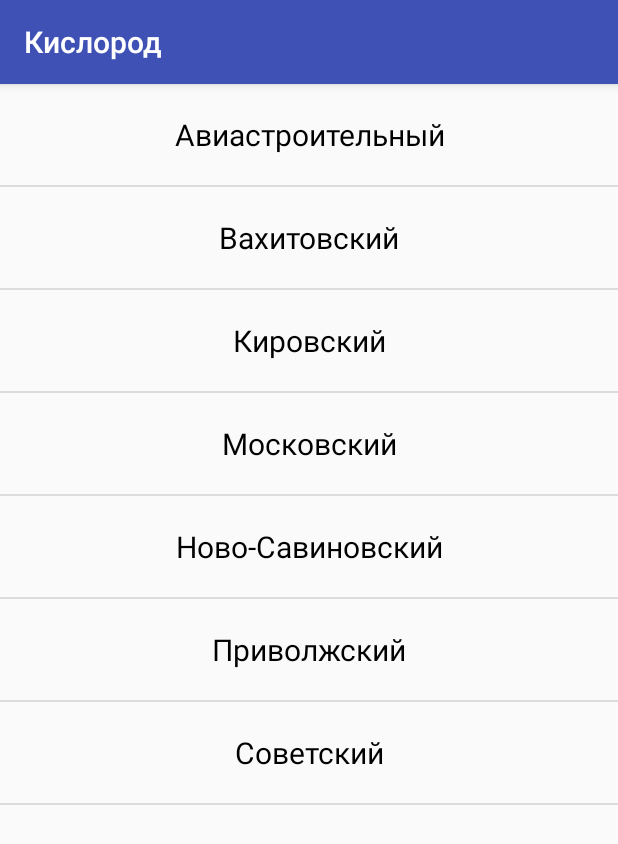
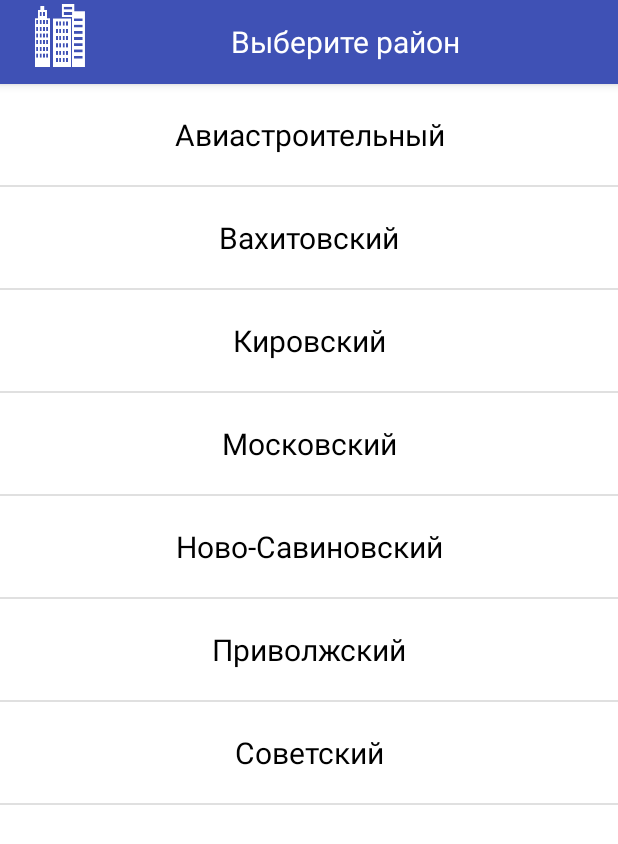
Before and after one commit to ayrat-playground/oxygen, an Android app: the screen it shows after launch (DistrictActivity), on a phone screen of 412 x 824 dp. Shown: the top 844 px of the screen. Run offline under Robolectric (Android 15) with nearby library versions, the phone set to English and light mode, and no system bars.

Commit message:
В первый активити добавлен ActionBar

```diff
--- a/app/src/main/AndroidManifest.xml
+++ b/app/src/main/AndroidManifest.xml
@@ -8,8 +8,7 @@
         android:label="@string/app_name"
         android:theme="@style/Theme.MyTheme" >
         <activity
-            android:name=".DistrictActivity"
-            android:label="@string/app_name" >
+            android:name=".DistrictActivity">
             <intent-filter>
                 <action android:name="android.intent.action.MAIN" />
 
--- a/app/src/main/java/com/badykov/ayrat/swkazan/DistrictActivity.java
+++ b/app/src/main/java/com/badykov/ayrat/swkazan/DistrictActivity.java
@@ -1,11 +1,16 @@
 package com.badykov.ayrat.swkazan;
 
 import android.content.Intent;
+import android.support.v7.app.ActionBar;
 import android.support.v7.app.ActionBarActivity;
 import android.os.Bundle;
+import android.view.LayoutInflater;
 import android.view.View;
+import android.view.ViewGroup;
 import android.widget.AdapterView;
+import android.widget.ImageView;
 import android.widget.ListView;
+import android.widget.TextView;
 
 import java.util.ArrayList;
 import java.util.Arrays;
@@ -27,6 +32,36 @@ public class DistrictActivity extends ActionBarActivity {
 
         populateListviewWithDistricts();
         setOnListViewItemClickAction();
+        customizeActionBar();
+
+    }
+    private void customizeActionBar(){
+        LayoutInflater mInflater = LayoutInflater.from(this);
+        View actionbarView = mInflater.inflate(R.layout.action_bar, null);
+        ActionBar actionBar = getSupportActionBar();
+
+        actionBar.setDisplayShowCustomEnabled(true);
+        actionBar.setDisplayOptions(
+                ActionBar.DISPLAY_SHOW_CUSTOM, ActionBar.DISPLAY_SHOW_CUSTOM |
+                        ActionBar.DISPLAY_SHOW_HOME |
+                        ActionBar.DISPLAY_SHOW_TITLE);
+
+
+
+
+        TextView actionbarTextView=(TextView)actionbarView.findViewById(R.id.text);
+        ImageView actionbarImageView=(ImageView)actionbarView.findViewById(R.id.image);
+        actionbarTextView.setText(R.string.district_select);
+
+        actionbarImageView.setImageResource(R.drawable.district);
+        actionBar.setCustomView(actionbarView,
+                new ActionBar.LayoutParams(
+                        ViewGroup.LayoutParams.MATCH_PARENT,
+                        ViewGroup.LayoutParams.MATCH_PARENT
+                )
+        );
+
+
 
     }
 
--- a/app/src/main/res/layout/action_bar.xml
+++ b/app/src/main/res/layout/action_bar.xml
@@ -1,21 +1,28 @@
 <?xml version="1.0" encoding="utf-8"?>
-<RelativeLayout xmlns:android="http://schemas.android.com/apk/res/android"
-    android:orientation="horizontal"
+    <RelativeLayout xmlns:android="http://schemas.android.com/apk/res/android"
     android:layout_width="match_parent"
-    android:layout_height="@dimen/abc_action_bar_default_height_material">
+    android:layout_height="match_parent"
+    android:layout_gravity="fill_horizontal"
+    android:gravity="center_vertical">
+
+
     <ImageView
-        android:id="@+id/activityimage"
+        android:id="@+id/image"
         android:layout_width="wrap_content"
-        android:layout_height="match_parent"
+        android:layout_height="wrap_content"
         android:layout_alignParentLeft="true"
-        android:paddingLeft="5dp"
+        android:src="@drawable/district"
         android:background="@color/Purple"/>
     <TextView
         android:id="@+id/text"
-        android:layout_alignRight="@+id/activityimage"
-        android:layout_width="wrap_content"
-        android:layout_height="match_parent"
+        android:layout_toRightOf="@+id/image"
+        android:layout_width="fill_parent"
+        android:layout_height="fill_parent"
         android:background="@color/Purple"
-        android:textColor="@color/White"/>
+        android:textColor="@color/White"
+        android:gravity="center"
+        android:textAlignment="center"
+        android:textSize="20dp"/>
+
 
 </RelativeLayout>
--- a/app/src/main/res/layout/activity_district.xml
+++ b/app/src/main/res/layout/activity_district.xml
@@ -4,7 +4,8 @@
     android:orientation="vertical"
     android:layout_width="fill_parent"
     android:layout_height="fill_parent"
-    android:label="Выберите район" >
+    android:label="Выберите район"
+    android:theme="@style/Theme.MyTheme">
 
 
     <ListView android:id="@+id/list_view"
--- a/app/src/main/res/values/themes.xml
+++ b/app/src/main/res/values/themes.xml
@@ -7,8 +7,7 @@
     <!-- Set AppCompat’s color theming attrs -->
         <item name="colorPrimary">@color/Purple</item>
         <item name="colorPrimaryDark">@color/DarkPurple</item>
-        <item name="android:textColorPrimary">@color/background_material_light</item>
-        <item name="android:windowBackground">@color/background_material_light</item>
+        <item name="android:windowBackground">@color/White</item>
 
 
 
```
Also changed, not shown: 1 other file.
